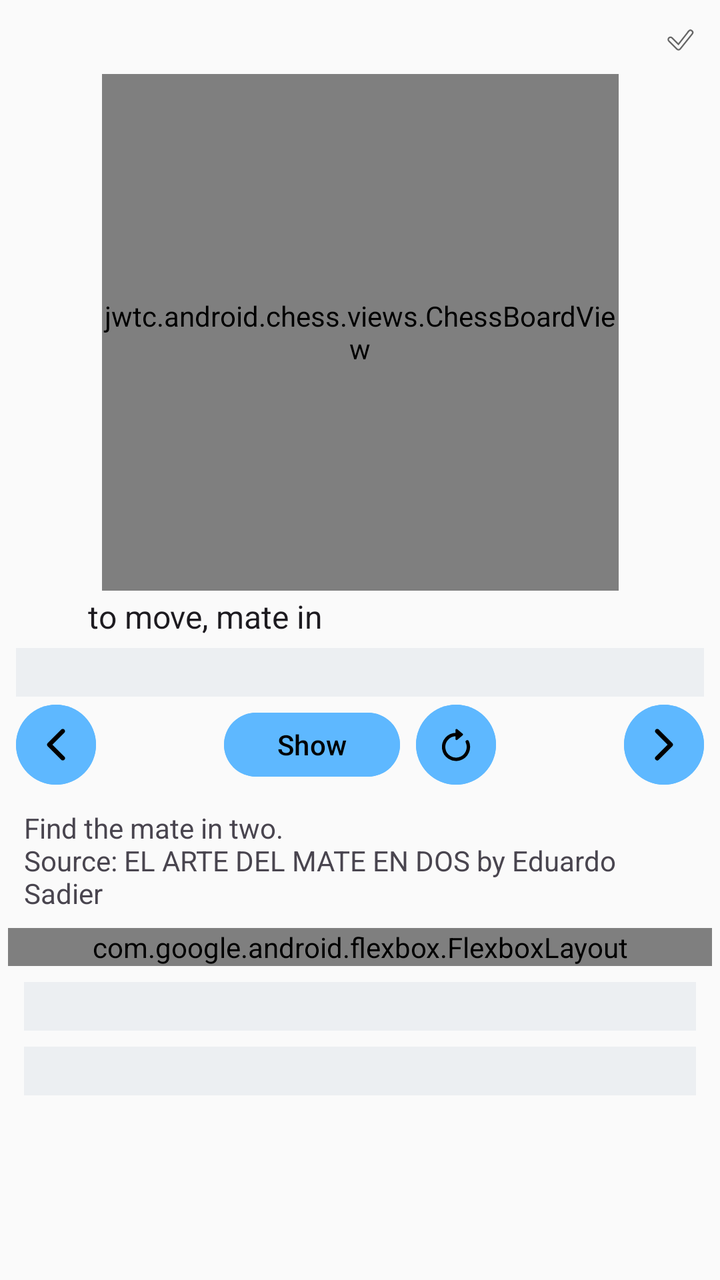
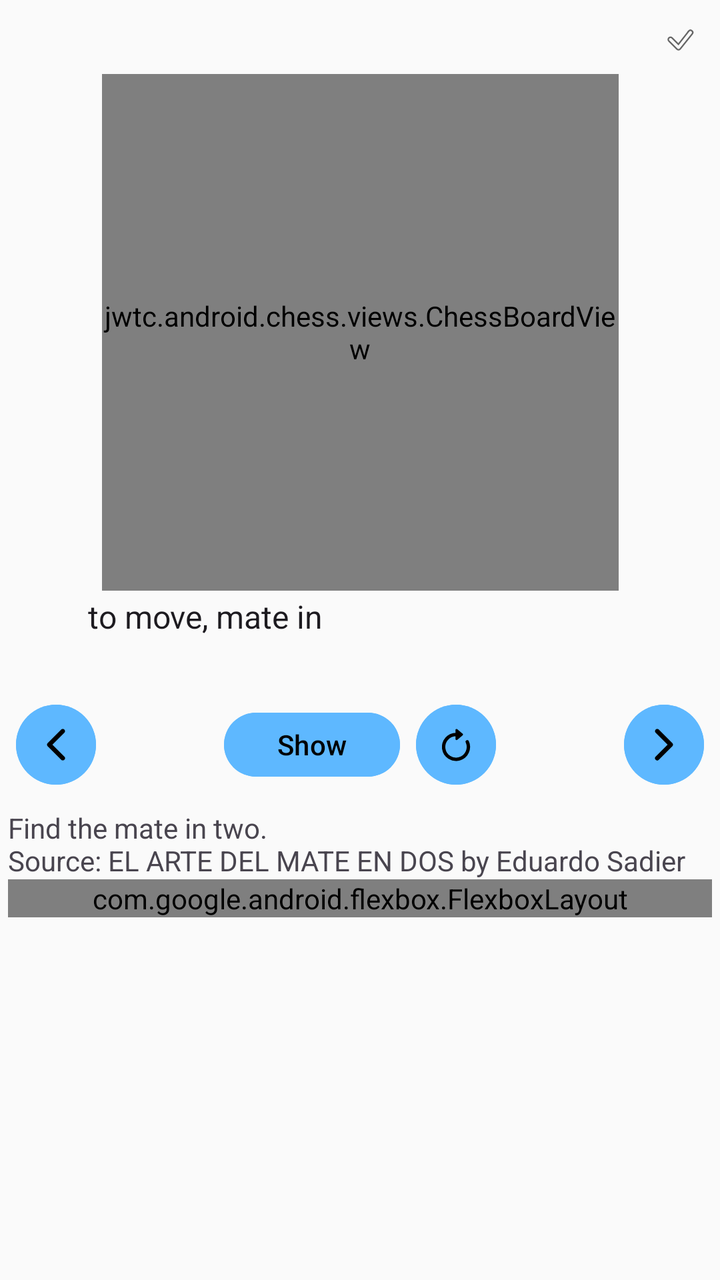

Compare the two renders of this Android layout. The source of the first and the diff that turns it into the second are given below.
<!-- AndroidManifest.xml: application theme ChessTheme -->
<!-- res/layout/puzzle.xml -->
<?xml version="1.0" encoding="utf-8"?>
<androidx.constraintlayout.widget.ConstraintLayout xmlns:android="http://schemas.android.com/apk/res/android"
    xmlns:app="http://schemas.android.com/apk/res-auto"
    android:layout_width="match_parent"
    android:layout_height="match_parent"
    android:padding="4dp"
    android:id="@+id/LayoutMain">

    <androidx.constraintlayout.widget.ConstraintLayout
        android:id="@+id/board_area"
        android:layout_width="0dp"
        android:layout_height="0dp"
        app:layout_constraintTop_toTopOf="parent"
        app:layout_constraintStart_toStartOf="parent"
        app:layout_constraintEnd_toEndOf="parent"
        app:layout_constraintBottom_toTopOf="@id/play_controls">

        <include
            android:id="@+id/play_board_top"
            layout="@layout/puzzle_board_top"
            android:layout_width="0dp"
            android:layout_height="wrap_content"
            app:layout_constraintTop_toTopOf="parent"
            app:layout_constraintStart_toStartOf="parent"
            app:layout_constraintEnd_toEndOf="parent" />

        <include
            android:id="@+id/includeboard"
            layout="@layout/chessboard"
            android:layout_width="0dp"
            android:layout_height="0dp"
            android:layout_marginTop="1dp"
            android:layout_marginBottom="1dp"
            app:layout_constraintStart_toStartOf="parent"
            app:layout_constraintEnd_toEndOf="parent"
            app:layout_constraintTop_toBottomOf="@id/play_board_top"
            app:layout_constraintBottom_toTopOf="@id/play_board_bottom"
            app:layout_constraintDimensionRatio="W,1:1" />

        <include
            android:id="@+id/play_board_bottom"
            layout="@layout/puzzle_board_bottom"
            android:layout_width="0dp"
            android:layout_height="wrap_content"
            app:layout_constraintStart_toStartOf="parent"
            app:layout_constraintEnd_toEndOf="parent"
            app:layout_constraintTop_toBottomOf="@id/includeboard"
            app:layout_constraintBottom_toBottomOf="parent" />

    </androidx.constraintlayout.widget.ConstraintLayout>

    <include
        layout="@layout/puzzle_controls"
        android:id="@+id/play_controls"
        android:layout_width="0dp"
        android:layout_height="0dp"
        android:minHeight="64dp"
        app:layout_constraintTop_toBottomOf="@id/board_area"
        app:layout_constraintStart_toStartOf="parent"
        app:layout_constraintEnd_toEndOf="parent"
        app:layout_constraintBottom_toBottomOf="parent" />

</androidx.constraintlayout.widget.ConstraintLayout>
<!-- res/layout/puzzle_board_top.xml (included above) -->
<?xml version="1.0" encoding="utf-8"?>
<RelativeLayout xmlns:android="http://schemas.android.com/apk/res/android"
    android:id="@+id/LayoutTop"
    android:layout_width="match_parent"
    android:layout_height="wrap_content">

    <ImageView
        android:id="@+id/ImageStatus"
        android:src="@drawable/ic_check_none"
        android:layout_height="24dip"
        android:layout_width="24dip"
        android:layout_alignParentEnd="true"
        android:layout_margin="4dip" />
</RelativeLayout>
<!-- res/layout/chessboard.xml (included above) -->
<?xml version="1.0" encoding="utf-8"?>
<jwtc.android.chess.views.ChessBoardView xmlns:android="http://schemas.android.com/apk/res/android"
    android:id="@+id/ChessBoardLayout"
    android:focusable="true"
    android:background="@null"
    android:layout_width="wrap_content"
    android:layout_height="wrap_content">

</jwtc.android.chess.views.ChessBoardView>
<!-- res/layout/puzzle_board_bottom.xml (included above) -->
<?xml version="1.0" encoding="utf-8"?>
<TableLayout xmlns:android="http://schemas.android.com/apk/res/android"
    android:id="@+id/LayoutTurn"
    android:layout_width="fill_parent"
    android:layout_height="wrap_content"
    android:stretchColumns="1">

    <TableRow android:gravity="center_vertical">

        <ImageView
            android:id="@+id/ImageTurn"
            android:src="@drawable/turnempty"
            android:layout_height="12dip"
            android:layout_width="12dip"
            android:layout_marginStart="8dip"
            android:layout_marginEnd="8dip" />

        <TextView
            android:id="@+id/TextViewPuzzleText"
            android:text=" to move, mate in "
            android:layout_width="fill_parent"
            android:layout_height="wrap_content"
            android:singleLine="true"
            style="@style/MyTextStyle" />
    </TableRow>
</TableLayout>
<!-- res/layout/puzzle_controls.xml (included above) -->
<?xml version="1.0" encoding="utf-8"?>
<ScrollView xmlns:android="http://schemas.android.com/apk/res/android"
    android:layout_width="match_parent"
    android:layout_height="match_parent"
    xmlns:app="http://schemas.android.com/apk/res-auto">

    <LinearLayout
        android:layout_width="match_parent"
        android:layout_height="wrap_content"
        android:orientation="vertical">

        <TextView
            android:id="@+id/TextViewSolution"
            style="@style/MyPaneTextStyle"
            android:layout_width="fill_parent"
            android:layout_height="wrap_content"
            android:layout_marginTop="4dip"
            android:layout_marginStart="4dip"
            android:layout_marginEnd="4dip"
            android:accessibilityLiveRegion="assertive" />

        <LinearLayout
            android:id="@+id/LayoutButtons"
            android:orientation="horizontal"
            android:layout_width="fill_parent"
            android:layout_height="wrap_content">

            <com.google.android.material.button.MaterialButton
                android:id="@+id/ButtonPuzzlePrevious"
                app:icon="@drawable/ic_chevron_left"
                android:contentDescription="@string/button_previous_position"
                style="?attr/chessImageButtonStyle" />

            <View
                android:layout_width="0dp"
                android:layout_height="1dp"
                android:layout_weight="1" />

            <com.google.android.material.button.MaterialButton
                android:id="@+id/ButtonPuzzleShow"
                android:text="@string/puzzle_show"
                android:layout_width="wrap_content"
                style="?attr/chessButtonStyle" />

            <com.google.android.material.button.MaterialButton
                android:id="@+id/ButtonPuzzleRetry"
                app:icon="@drawable/ic_arrow_clockwise"
                android:contentDescription="@string/button_reset_position"
                style="?attr/chessImageButtonStyle" />

            <View
                android:layout_width="0dp"
                android:layout_height="1dp"
                android:layout_weight="1" />

            <com.google.android.material.button.MaterialButton
                android:id="@+id/ButtonPuzzleNext"
                app:icon="@drawable/ic_chevron_right"
                android:contentDescription="@string/button_next_position"
                style="?attr/chessImageButtonStyle" />

        </LinearLayout>

        <TextView
            android:layout_width="match_parent"
            android:layout_height="wrap_content"
            android:layout_margin="8dip"
            android:text="@string/puzzle_help" />

        <com.google.android.flexbox.FlexboxLayout
            android:layout_width="match_parent"
            android:layout_height="wrap_content"
            app:flexDirection="row"
            app:flexWrap="wrap"
            app:justifyContent="flex_start"
            app:alignItems="center">
            <com.google.android.material.switchmaterial.SwitchMaterial
                android:id="@+id/SwitchSound"
                android:layout_width="wrap_content"
                android:layout_height="wrap_content"
                android:layout_margin="4dp"
                android:text="@string/pref_sound"
                android:checked="true" />
            <com.google.android.material.switchmaterial.SwitchMaterial
                android:id="@+id/SwitchSpeech"
                android:layout_width="wrap_content"
                android:layout_height="wrap_content"
                android:layout_margin="4dp"
                android:text="@string/pref_speech"
                android:checked="true" />
        </com.google.android.flexbox.FlexboxLayout>

        <TextView
            android:id="@+id/TextViewWhitePieces"
            style="@style/MyPaneTextStyle"
            android:layout_width="fill_parent"
            android:layout_height="wrap_content"
            android:layout_marginTop="8dip"
            android:layout_marginStart="8dip"
            android:layout_marginEnd="8dip"
            android:accessibilityLiveRegion="none" />

        <TextView
            android:id="@+id/TextViewBlackPieces"
            style="@style/MyPaneTextStyle"
            android:layout_width="fill_parent"
            android:layout_height="wrap_content"
            android:layout_marginTop="8dip"
            android:layout_marginStart="8dip"
            android:layout_marginEnd="8dip"
            android:accessibilityLiveRegion="none" />
    </LinearLayout>
</ScrollView>
<!-- resources referenced by this layout -->
<resources>
  <style name="MyPaneTextStyle" parent="@style/MySmallTextStyle">
          <item name="android:padding">4dip</item>
          <item name="android:background">?attr/paneBackground</item>
          <item name="android:scrollHorizontally">false</item>
      </style>
  <style name="MyTextStyle" parent="ChessTextAppearance">
          <item name="android:paddingTop">@dimen/normalPaddingY</item>
          <item name="android:paddingBottom">@dimen/normalPaddingY</item>
          <item name="android:paddingLeft">@dimen/normalPaddingX</item>
          <item name="android:paddingRight">@dimen/normalPaddingX</item>
          <item name="android:textSize">@dimen/normalTextSize</item>
      </style>
  <style name="ChessTheme" parent="Theme.Material3.DayNight.NoActionBar">
          <item name="chessToggleButtonStyle">@style/ChessToggleButton</item>
          <item name="chessButtonStyle">@style/ChessButton</item>
          <item name="chessImageButtonStyle">@style/ChessImageButton</item>
          <item name="paneBackground">@color/paneBackgroundColor</item>
          <item name="android:windowAnimationStyle">@null</item>
          <item name="android:windowBackground">@color/backgroundColor</item>
          <item name="colorPrimary">@color/primaryColor</item>
          <item name="colorPrimaryVariant">@color/primaryVariantColor</item>
          <item name="colorOnPrimary">@color/primaryTextColor</item>
          <item name="colorSecondary">@color/secondaryColor</item>
          <item name="colorSecondaryVariant">@color/secondaryVariantColor</item>
          <item name="colorOnSecondary">@color/secondaryTextColor</item>
          <item name="colorSurface">@color/surfaceColor</item>
          <item name="colorOnSurface">@color/surfaceTextColor</item>
          <item name="colorControlHighlight">@color/secondaryColor</item>
          <item name="rippleColor">@color/secondaryColor</item>
          <item name="switchStyle">@style/MySwitchStyle</item>
          <item name="materialButtonStyle">@style/ChessButton</item>
          <item name="materialAlertDialogTheme">@style/ChessAlertDialogTheme</item>
      </style>
  <style name="MySmallTextStyle">
          <item name="android:padding">2dip</item>
          <item name="android:textSize">12sp</item>
      </style>
  <dimen name="normalPaddingY">1dp</dimen>
  <dimen name="normalPaddingX">8dp</dimen>
  <dimen name="normalTextSize">16sp</dimen>
  <style name="ChessButton" parent="Widget.Material3.Button">
          <item name="android:textColor">@color/surfaceTextColor</item>
          <item name="android:tint">@color/primaryTextColor</item>
          <item name="android:backgroundTint">@color/imagebutton_background</item>
          <item name="rippleColor">@color/secondaryVariantColor</item>
          <item name="android:layout_height">@dimen/imageButtonSize</item>
          <item name="android:layout_margin">4dip</item>
      </style>
  <style name="ChessImageButton" parent="Widget.Material3.Button.Icon">
          <item name="enforceMaterialTheme">true</item>
          <item name="enforceTextAppearance">false</item>
          <item name="android:textColor">@color/surfaceTextColor</item>
          <item name="android:tint">@color/primaryTextColor</item>
          <item name="android:backgroundTint">@color/imagebutton_background</item>
          <item name="rippleColor">@color/secondaryVariantColor</item>
          <item name="android:layout_width">@dimen/imageButtonSize</item>
          <item name="android:layout_height">@dimen/imageButtonSize</item>
          <item name="android:padding">0dip</item>
          <item name="iconGravity">textStart</item>
          <item name="iconPadding">0dp</item>
          <item name="android:insetLeft">0dp</item>
          <item name="android:insetRight">0dp</item>
          <item name="android:insetTop">0dp</item>
          <item name="android:insetBottom">0dp</item>
          <item name="android:minWidth">0dp</item>
          <item name="android:minHeight">0dp</item>
          <item name="minWidth">0dp</item>
          <item name="minHeight">0dp</item>
          <item name="ensureMinTouchTargetSize">false</item>
          <item name="android:layout_margin">4dip</item>
      </style>
  <color name="paneBackgroundColor">#20879FB6</color>
  <dimen name="imageButtonSize">48dp</dimen>
  <!-- unchanged entries left out for length: 25 -->
</resources>

<!-- the commit's change to res/layout/puzzle.xml (unified diff, before → after) -->
@@ -3,7 +3,7 @@
     xmlns:app="http://schemas.android.com/apk/res-auto"
     android:layout_width="match_parent"
     android:layout_height="match_parent"
-    android:padding="4dp"
+    android:padding="@dimen/board_screen_padding"
     android:id="@+id/LayoutMain">
 
     <androidx.constraintlayout.widget.ConstraintLayout
@@ -29,8 +29,8 @@
             layout="@layout/chessboard"
             android:layout_width="0dp"
             android:layout_height="0dp"
-            android:layout_marginTop="1dp"
-            android:layout_marginBottom="1dp"
+            android:layout_marginTop="@dimen/board_row_gap"
+            android:layout_marginBottom="@dimen/board_row_gap"
             app:layout_constraintStart_toStartOf="parent"
             app:layout_constraintEnd_toEndOf="parent"
             app:layout_constraintTop_toBottomOf="@id/play_board_top"
@@ -74,7 +74,7 @@
         android:layout_height="24dip"
         android:layout_width="24dip"
         android:layout_alignParentEnd="true"
-        android:layout_margin="4dip" />
+        android:layout_margin="@dimen/board_control_gap" />
 </RelativeLayout>
 <!-- res/layout/chessboard.xml (included above) -->
 <?xml version="1.0" encoding="utf-8"?>
@@ -101,8 +101,8 @@
             android:src="@drawable/turnempty"
             android:layout_height="12dip"
             android:layout_width="12dip"
-            android:layout_marginStart="8dip"
-            android:layout_marginEnd="8dip" />
+            android:layout_marginStart="@dimen/control_gap"
+            android:layout_marginEnd="@dimen/control_gap" />
 
         <TextView
             android:id="@+id/TextViewPuzzleText"
@@ -130,9 +130,7 @@
             style="@style/MyPaneTextStyle"
             android:layout_width="fill_parent"
             android:layout_height="wrap_content"
-            android:layout_marginTop="4dip"
-            android:layout_marginStart="4dip"
-            android:layout_marginEnd="4dip"
+            android:layout_marginTop="@dimen/board_control_gap"
             android:accessibilityLiveRegion="assertive" />
 
         <LinearLayout
@@ -180,7 +178,7 @@
         <TextView
             android:layout_width="match_parent"
             android:layout_height="wrap_content"
-            android:layout_margin="8dip"
+            android:layout_marginTop="@dimen/control_gap"
             android:text="@string/puzzle_help" />
 
         <com.google.android.flexbox.FlexboxLayout
@@ -194,14 +192,14 @@
                 android:id="@+id/SwitchSound"
                 android:layout_width="wrap_content"
                 android:layout_height="wrap_content"
-                android:layout_margin="4dp"
+                style="@style/ChessFlexItem"
                 android:text="@string/pref_sound"
                 android:checked="true" />
             <com.google.android.material.switchmaterial.SwitchMaterial
                 android:id="@+id/SwitchSpeech"
                 android:layout_width="wrap_content"
                 android:layout_height="wrap_content"
-                android:layout_margin="4dp"
+                style="@style/ChessFlexItem"
                 android:text="@string/pref_speech"
                 android:checked="true" />
         </com.google.android.flexbox.FlexboxLayout>
@@ -211,9 +209,7 @@
             style="@style/MyPaneTextStyle"
             android:layout_width="fill_parent"
             android:layout_height="wrap_content"
-            android:layout_marginTop="8dip"
-            android:layout_marginStart="8dip"
-            android:layout_marginEnd="8dip"
+            android:layout_marginTop="@dimen/control_gap"
             android:accessibilityLiveRegion="none" />
 
         <TextView
@@ -221,9 +217,7 @@
             style="@style/MyPaneTextStyle"
             android:layout_width="fill_parent"
             android:layout_height="wrap_content"
-            android:layout_marginTop="8dip"
-            android:layout_marginStart="8dip"
-            android:layout_marginEnd="8dip"
+            android:layout_marginTop="@dimen/control_gap"
             android:accessibilityLiveRegion="none" />
     </LinearLayout>
 </ScrollView>
<!-- resource entries referenced after the edit -->
@@ -1,22 +1,30 @@
 <!-- resources referenced by this layout -->
 <resources>
+  <dimen name="board_control_gap">@dimen/space_small</dimen>
+  <dimen name="board_row_gap">@dimen/space_hairline</dimen>
+  <dimen name="board_screen_padding">@dimen/space_small</dimen>
+  <dimen name="control_gap">@dimen/space_medium</dimen>
+  <style name="ChessFlexItem">
+          <item name="android:layout_marginStart">@dimen/board_control_gap</item>
+          <item name="android:layout_marginEnd">@dimen/board_control_gap</item>
+          <item name="android:layout_marginTop">0dp</item>
+          <item name="android:layout_marginBottom">0dp</item>
+      </style>
   <style name="MyPaneTextStyle" parent="@style/MySmallTextStyle">
-          <item name="android:padding">4dip</item>
-          <item name="android:background">?attr/paneBackground</item>
+          <item name="android:padding">@dimen/control_padding</item>
           <item name="android:scrollHorizontally">false</item>
       </style>
   <style name="MyTextStyle" parent="ChessTextAppearance">
-          <item name="android:paddingTop">@dimen/normalPaddingY</item>
-          <item name="android:paddingBottom">@dimen/normalPaddingY</item>
-          <item name="android:paddingLeft">@dimen/normalPaddingX</item>
-          <item name="android:paddingRight">@dimen/normalPaddingX</item>
-          <item name="android:textSize">@dimen/normalTextSize</item>
+          <item name="android:paddingTop">@dimen/text_padding_vertical</item>
+          <item name="android:paddingBottom">@dimen/text_padding_vertical</item>
+          <item name="android:paddingLeft">@dimen/text_padding_horizontal</item>
+          <item name="android:paddingRight">@dimen/text_padding_horizontal</item>
+          <item name="android:textSize">@dimen/body_text_size</item>
       </style>
   <style name="ChessTheme" parent="Theme.Material3.DayNight.NoActionBar">
           <item name="chessToggleButtonStyle">@style/ChessToggleButton</item>
           <item name="chessButtonStyle">@style/ChessButton</item>
           <item name="chessImageButtonStyle">@style/ChessImageButton</item>
-          <item name="paneBackground">@color/paneBackgroundColor</item>
           <item name="android:windowAnimationStyle">@null</item>
           <item name="android:windowBackground">@color/backgroundColor</item>
           <item name="colorPrimary">@color/primaryColor</item>
@@ -33,20 +41,28 @@
           <item name="materialButtonStyle">@style/ChessButton</item>
           <item name="materialAlertDialogTheme">@style/ChessAlertDialogTheme</item>
       </style>
+  <dimen name="space_small">4dp</dimen>
+  <dimen name="space_hairline">1dp</dimen>
+  <dimen name="space_medium">8dp</dimen>
   <style name="MySmallTextStyle">
-          <item name="android:padding">2dip</item>
+          <item name="android:padding">@dimen/compact_control_padding</item>
           <item name="android:textSize">12sp</item>
       </style>
-  <dimen name="normalPaddingY">1dp</dimen>
-  <dimen name="normalPaddingX">8dp</dimen>
-  <dimen name="normalTextSize">16sp</dimen>
+  <dimen name="control_padding">@dimen/space_small</dimen>
+  <dimen name="text_padding_vertical">@dimen/space_hairline</dimen>
+  <dimen name="text_padding_horizontal">@dimen/space_medium</dimen>
+  <dimen name="body_text_size">16sp</dimen>
   <style name="ChessButton" parent="Widget.Material3.Button">
           <item name="android:textColor">@color/surfaceTextColor</item>
           <item name="android:tint">@color/primaryTextColor</item>
           <item name="android:backgroundTint">@color/imagebutton_background</item>
           <item name="rippleColor">@color/secondaryVariantColor</item>
-          <item name="android:layout_height">@dimen/imageButtonSize</item>
-          <item name="android:layout_margin">4dip</item>
+          <item name="android:layout_height">@dimen/image_button_size</item>
+          <item name="android:layout_margin">@dimen/compact_control_gap</item>
+          <item name="android:paddingLeft">12dp</item>
+          <item name="android:paddingRight">12dp</item>
+          <item name="android:paddingTop">4dp</item>
+          <item name="android:paddingBottom">4dp</item>
       </style>
   <style name="ChessImageButton" parent="Widget.Material3.Button.Icon">
           <item name="enforceMaterialTheme">true</item>
@@ -55,8 +71,8 @@
           <item name="android:tint">@color/primaryTextColor</item>
           <item name="android:backgroundTint">@color/imagebutton_background</item>
           <item name="rippleColor">@color/secondaryVariantColor</item>
-          <item name="android:layout_width">@dimen/imageButtonSize</item>
-          <item name="android:layout_height">@dimen/imageButtonSize</item>
+          <item name="android:layout_width">@dimen/image_button_size</item>
+          <item name="android:layout_height">@dimen/image_button_size</item>
           <item name="android:padding">0dip</item>
           <item name="iconGravity">textStart</item>
           <item name="iconPadding">0dp</item>
@@ -69,10 +85,12 @@
           <item name="minWidth">0dp</item>
           <item name="minHeight">0dp</item>
           <item name="ensureMinTouchTargetSize">false</item>
-          <item name="android:layout_margin">4dip</item>
+          <item name="android:layout_margin">@dimen/compact_control_gap</item>
       </style>
-  <color name="paneBackgroundColor">#20879FB6</color>
-  <dimen name="imageButtonSize">48dp</dimen>
+  <dimen name="compact_control_padding">@dimen/space_tiny</dimen>
+  <dimen name="image_button_size">48dp</dimen>
+  <dimen name="compact_control_gap">@dimen/space_small</dimen>
+  <dimen name="space_tiny">2dp</dimen>
   <!-- unchanged entries left out for length: 25 -->
 </resources>
 
